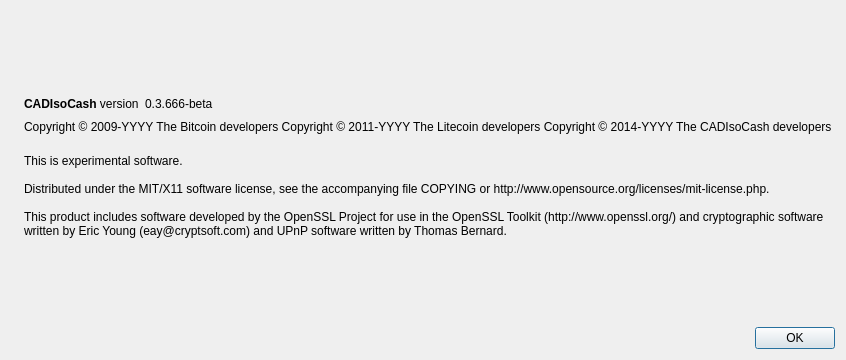
Old version of the form src/qt/forms/aboutdialog.ui in the repository minersc/msc.
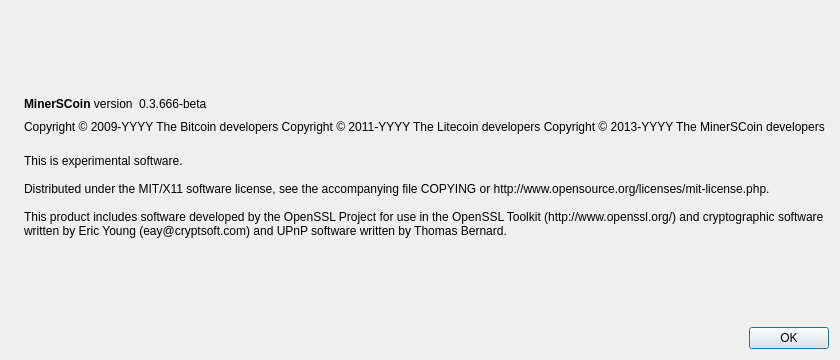
New version of the form. Icons and pictures are not drawn.

```diff
--- a/src/qt/forms/aboutdialog.ui
+++ b/src/qt/forms/aboutdialog.ui
@@ -50,7 +50,7 @@
           <cursorShape>IBeamCursor</cursorShape>
          </property>
          <property name="text">
-          <string>&lt;b&gt;CADIsoCash&lt;/b&gt; version</string>
+          <string>&lt;b&gt;MinerSCoin&lt;/b&gt; version</string>
          </property>
          <property name="textInteractionFlags">
           <set>Qt::LinksAccessibleByMouse|Qt::TextSelectableByKeyboard|Qt::TextSelectableByMouse</set>
@@ -93,7 +93,7 @@
        <property name="text">
         <string notr="true">Copyright &amp;copy; 2009-YYYY The Bitcoin developers
 Copyright &amp;copy; 2011-YYYY The Litecoin developers
-Copyright &amp;copy; 2014-YYYY The CADIsoCash developers
+Copyright &amp;copy; 2013-YYYY The MinerSCoin developers
 </string>
        </property>
        <property name="textFormat">
```
Left out of the diff: 2 changed lines with no effect on the pictures.
